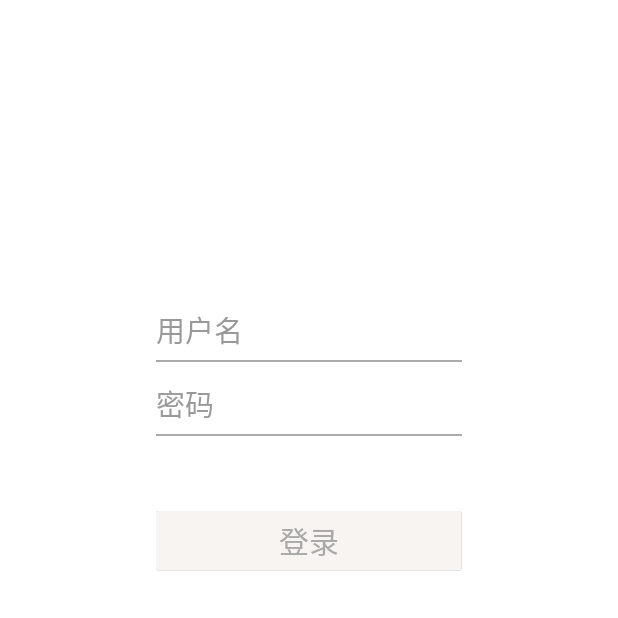
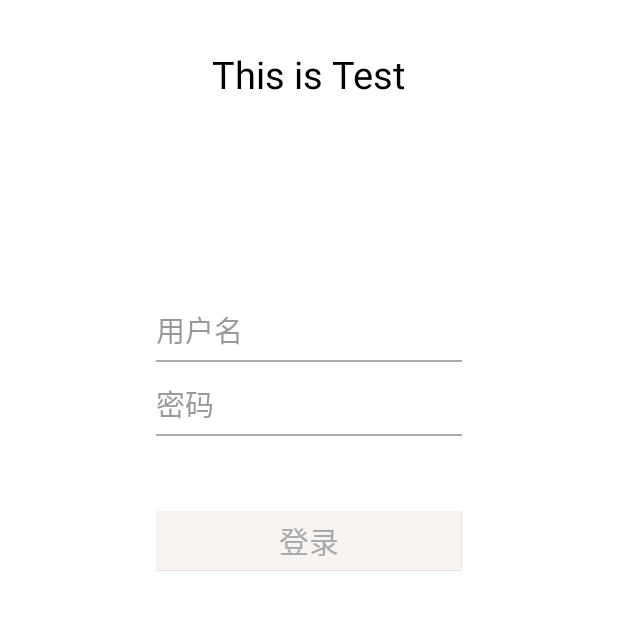
Before and after one commit to ly11030226/ly_hrmp, an Android app: the LoginActivity screen opened directly, with no data from a screen before it, on a phone screen of 412 x 824 dp, the top half of it. Run offline under Robolectric (Android 15) with nearby library versions, the phone set to English and light mode, and no system bars; libraries missing offline, so code that uses them is left out: com.umeng.analytics, com.umeng.message, org.ksoap2, org.ksoap2.serialization, org.ksoap2.transport and 1 more; 2 statements that could not run were skipped.

Commit message:
测试分支1.0.0，多添加了一个TextView

```diff
--- a/app/src/main/res/layout/activity_login.xml
+++ b/app/src/main/res/layout/activity_login.xml
@@ -7,20 +7,30 @@
                 android:background="@color/white"
                 tools:context="com.ly.testfistprogram.ui.LoginActivity">
 
+    <TextView
+        android:layout_width="wrap_content"
+        android:layout_height="wrap_content"
+        android:layout_centerHorizontal="true"
+        android:layout_marginTop="32dp"
+        android:text="This is Test"
+        android:textColor="@color/black"
+        android:textSize="25sp"/>
+
+
     <ProgressBar
         android:id="@+id/pb_login"
         android:layout_width="wrap_content"
         android:layout_height="wrap_content"
         android:layout_centerInParent="true"
-        android:visibility="gone" />
+        android:visibility="gone"/>
 
     <RelativeLayout
         android:layout_width="match_parent"
         android:layout_height="match_parent"
-        android:paddingTop="200dp"
+        android:layout_alignParentLeft="true"
+        android:layout_alignParentStart="true"
         android:layout_alignParentTop="true"
-        android:layout_alignParentLeft="true"
-        android:layout_alignParentStart="true">
+        android:paddingTop="200dp">
 
         <LinearLayout
             android:id="@+id/ll_input_area"
@@ -47,7 +57,7 @@
                         android:layout_centerVertical="true"
                         android:layout_marginLeft="4dp"
                         android:background="@mipmap/clear_nor"
-                        android:visibility="invisible" />
+                        android:visibility="invisible"/>
 
                     <EditText
                         android:id="@+id/et_username"
@@ -65,14 +75,14 @@
                         android:textColorHint="@color/edittext_hint_color"
                         android:textCursorDrawable="@mipmap/time_sms_etittext_cursor"
                         android:textSize="19sp"
-                        android:typeface="monospace" />
+                        android:typeface="monospace"/>
 
                 </RelativeLayout>
 
                 <View
                     android:layout_width="match_parent"
                     android:layout_height="1dip"
-                    android:background="@mipmap/page_edittext_bg" />
+                    android:background="@mipmap/page_edittext_bg"/>
 
             </LinearLayout>
 
@@ -95,7 +105,7 @@
                         android:layout_centerVertical="true"
                         android:layout_marginLeft="4dp"
                         android:background="@mipmap/clear_nor"
-                        android:visibility="invisible" />
+                        android:visibility="invisible"/>
 
                     <EditText
                         android:id="@+id/et_psd"
@@ -113,14 +123,14 @@
                         android:textColor="@color/black"
                         android:textColorHint="@color/edittext_hint_color"
                         android:textCursorDrawable="@mipmap/time_sms_etittext_cursor"
-                        android:textSize="19sp" />
+                        android:textSize="19sp"/>
 
                 </RelativeLayout>
 
                 <View
                     android:layout_width="match_parent"
                     android:layout_height="1dip"
-                    android:background="@mipmap/page_edittext_bg" />
+                    android:background="@mipmap/page_edittext_bg"/>
 
             </LinearLayout>
         </LinearLayout>
@@ -137,7 +147,7 @@
             android:paddingRight="16dp"
             android:text=""
             android:textColor="@color/red"
-            android:textSize="14sp" />
+            android:textSize="14sp"/>
 
         <Button
             android:id="@+id/btn_login"
@@ -151,7 +161,7 @@
             android:gravity="center"
             android:text="@string/do_login"
             android:textColor="@color/edittext_gray_color"
-            android:textSize="20sp" />
+            android:textSize="20sp"/>
     </RelativeLayout>
 
 </RelativeLayout>
```
Lines whose indentation alone changed are shown as unchanged.
